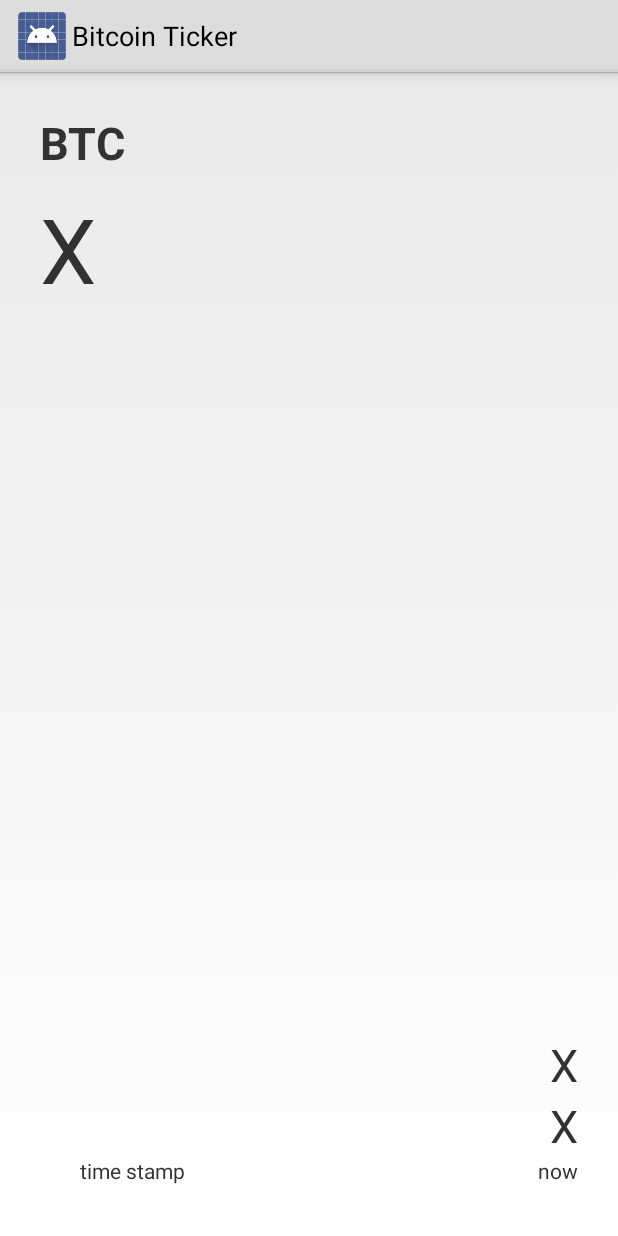
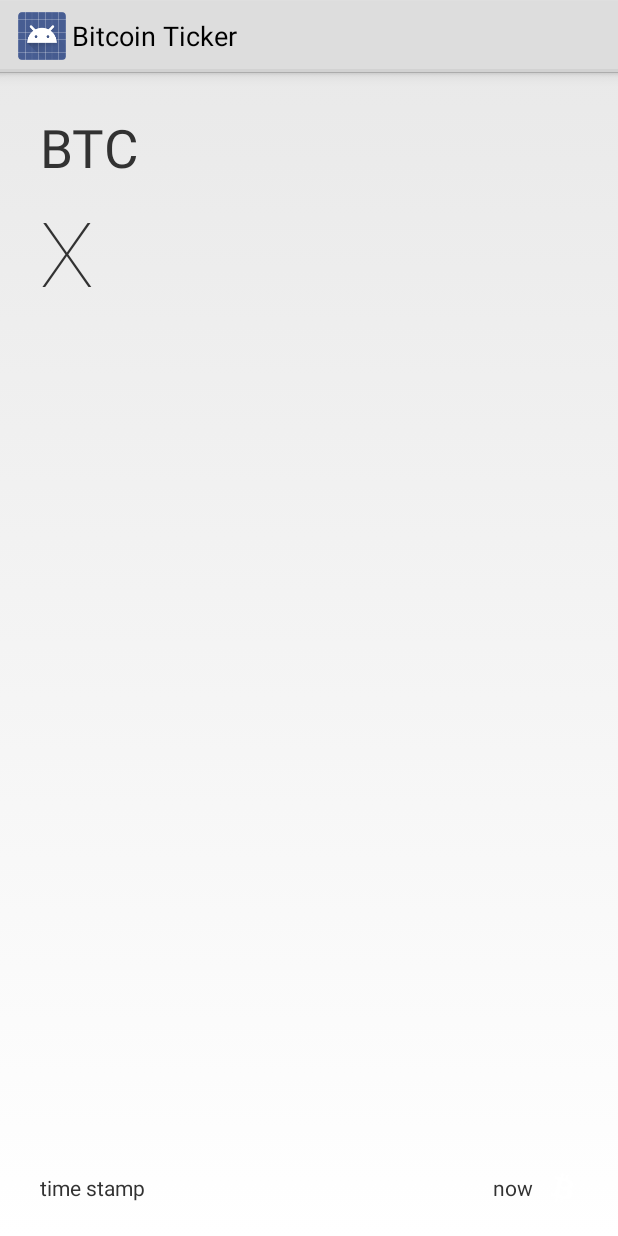
Before and after one commit to tajchert/GlassCryptoCurrency, an Android app: the layout live_card.xml on its own in the app's theme, with its tools: preview values and no code run, on a phone screen of 412 x 824 dp. Run offline under Robolectric (Android 15) with nearby library versions, the phone set to English and light mode, and no system bars.

Commit message:
Layout and menu item fix.

```diff
--- a/app/src/main/AndroidManifest.xml
+++ b/app/src/main/AndroidManifest.xml
@@ -9,6 +9,7 @@
         android:allowBackup="true"
         android:icon="@drawable/ic_launcher"
         android:label="@string/app_name"
+        android:name=".BitcoinTicker"
         android:theme="@style/AppTheme" >
         <service
             android:name="pl.tajchert.glass.bitcointicker.LiveCardService"
--- a/app/src/main/res/layout/live_card.xml
+++ b/app/src/main/res/layout/live_card.xml
@@ -1,35 +1,43 @@
-<RelativeLayout xmlns:android="http://schemas.android.com/apk/res/android"
+<?xml version="1.0" encoding="utf-8"?>
+<FrameLayout xmlns:android="http://schemas.android.com/apk/res/android"
     xmlns:tools="http://schemas.android.com/tools"
-    android:id="@+id/mainLayout"
+    android:id="@+id/mainlayout"
     android:layout_width="match_parent"
     android:layout_height="match_parent"
-    android:layout_gravity="center_horizontal"
-    android:gravity="center_horizontal"
-    android:padding="@dimen/card_margin"
-    tools:context=".LiveCardService">
+    tools:context=".LiveCardService"
+    >
 
-
+    <RelativeLayout
+        android:id="@+id/body_layout"
+        android:layout_width="match_parent"
+        android:layout_height="@dimen/glass_card_body_height"
+        android:layout_marginLeft="@dimen/glass_card_margin"
+        android:layout_marginTop="@dimen/glass_card_margin"
+        android:layout_marginRight="@dimen/glass_card_margin"
+        tools:ignore="UselessLeaf"
+        >
         <TextView
             android:id="@+id/cryptoName"
             android:layout_width="fill_parent"
             android:layout_height="wrap_content"
+            android:fontFamily="sans-serif-thin"
             android:gravity="left"
             android:text="BTC"
             android:textAllCaps="true"
-        android:textSize="30sp"
+            android:textSize="35sp"
             android:textStyle="bold" />
 
         <RelativeLayout
             android:layout_width="wrap_content"
             android:layout_height="wrap_content"
-        android:layout_above="@+id/footer"
             android:layout_below="@+id/cryptoName">
 
             <TextView
                 android:id="@+id/bottomPrice"
                 android:layout_width="wrap_content"
                 android:layout_height="wrap_content"
-            android:layout_marginTop="10dp"
+                android:layout_marginTop="5dp"
+                android:fontFamily="sans-serif-thin"
                 android:gravity="left"
                 android:text="X"
                 android:textSize="60sp" />
@@ -41,51 +49,66 @@
                 android:layout_above="@+id/textUpdate"
                 android:layout_alignParentRight="true"
                 android:layout_toRightOf="@+id/bottomPrice"
+                android:fontFamily="sans-serif-thin"
                 android:gravity="right"
-            android:text="X"
-            android:textSize="30sp" />
+                android:textSize="25sp" />
 
             <TextView
                 android:id="@+id/textUpdate"
                 android:layout_width="wrap_content"
                 android:layout_height="wrap_content"
-            android:layout_alignParentBottom="true"
+                android:layout_alignBottom="@+id/bottomPrice"
                 android:layout_alignParentRight="true"
+                android:layout_marginBottom="10dp"
                 android:layout_toRightOf="@+id/bottomPrice"
+                android:fontFamily="sans-serif-thin"
                 android:gravity="right"
-            android:text="X"
-            android:textSize="30sp" />
+                android:textSize="25sp" />
+        </RelativeLayout>
     </RelativeLayout>
 
-    <RelativeLayout
-        android:id="@+id/footer"
-        android:layout_width="fill_parent"
-        android:layout_height="40px"
-        android:layout_alignParentBottom="true"
-        android:gravity="center_vertical">
-
-        <ImageView
-            android:id="@+id/icon"
-            android:layout_width="40px"
-            android:layout_height="40px"
-            android:src="@drawable/ic_launcher_bitcoin" />
+    <LinearLayout
+        android:id="@+id/footer_container"
+        android:layout_width="match_parent"
+        android:layout_height="wrap_content"
+        android:layout_gravity="bottom|left"
+        android:layout_marginLeft="@dimen/glass_card_margin"
+        android:layout_marginBottom="@dimen/glass_card_footer_margin"
+        android:layout_marginRight="@dimen/glass_card_margin"
+        android:orientation="horizontal"
+        >
 
         <TextView
             android:id="@+id/timestamp"
-            android:layout_width="fill_parent"
-            android:layout_height="40px"
-            android:layout_toLeftOf="@+id/time"
-            android:layout_toRightOf="@+id/icon"
-            android:text="time stamp" />
+            android:layout_width="0dip"
+            android:layout_height="wrap_content"
+            android:layout_weight="1"
+            android:ellipsize="end"
+            android:singleLine="true"
+            android:text="time stamp"
+            android:textAppearance="?android:attr/textAppearanceSmall"
+            />
 
         <TextView
             android:id="@+id/time"
             android:layout_width="wrap_content"
-            android:layout_height="40px"
+            android:layout_height="wrap_content"
+            android:layout_marginLeft="@dimen/glass_card_margin"
+            android:ellipsize="end"
+            android:singleLine="true"
+            android:layout_marginRight="10dp"
+            android:gravity="bottom"
+            android:text="now"
+            android:textAppearance="?android:attr/textAppearanceSmall"
+            />
+        <ImageView
+            android:id="@+id/icon"
+            android:layout_width="30px"
+            android:layout_height="30px"
             android:layout_alignParentEnd="true"
-            android:text="now" />
-    </RelativeLayout>
+            android:src="@drawable/ic_launcher_bitcoin" />
 
+    </LinearLayout>
     <ImageView
         android:id="@+id/chart"
         android:layout_width="fill_parent"
@@ -113,11 +136,10 @@
         android:layout_width="fill_parent"
         android:layout_height="fill_parent"
         android:background="@android:color/background_dark"
+        android:fontFamily="sans-serif-thin"
         android:gravity="center"
         android:text="No Internet Connection."
         android:textSize="30sp"
-        android:textStyle="bold"
         android:visibility="invisible" />
 
-
-</RelativeLayout>
+</FrameLayout>
--- a/app/src/main/res/values/dimens.xml
+++ b/app/src/main/res/values/dimens.xml
@@ -1,4 +1,20 @@
 <resources>
     <!-- Default screen margins, per the Glass design guidelines. -->
     <dimen name="card_margin">40px</dimen>
+    <!-- The recommended margin for the top, left, and right edges of a card. -->
+    <dimen name="glass_card_margin">40px</dimen>
+
+    <!-- The recommended margin between the bottom of the card and the footer. This is
+         an adjusted value so that the baseline of the text in the footer sits 40px
+         from the bottom of the card, matching the other margins. -->
+    <dimen name="glass_card_footer_margin">33px</dimen>
+
+    <!-- The recommended margin for the left column of the two-column card. -->
+    <dimen name="glass_card_two_column_margin">30px</dimen>
+
+    <!-- The maximum height of the body content inside a card. -->
+    <dimen name="glass_card_body_height">240px</dimen>
+
+    <!-- The width of the left column in the two-column layout. -->
+    <dimen name="glass_card_left_column_width">240px</dimen>
 </resources>
--- a/app/src/main/res/values/strings.xml
+++ b/app/src/main/res/values/strings.xml
@@ -5,7 +5,7 @@
     <string name="title_activity_live_card_service">Bitcoin Ticker</string>
     <string name="action_stop">Exit</string>
     <string name="action_refresh">Refresh</string>
-    <string name="action_chart">Chart</string>
+    <string name="action_chart">View chart</string>
 
     <string name="additional_phase">Currency</string>
 </resources>
```
Also changed, not shown: app/src/main/java/pl/tajchert/glass/bitcointicker/BitcoinTicker.java (added, +35 -0 lines), app/src/main/java/pl/tajchert/glass/bitcointicker/LiveCardMenuActivity.java (+14 -10 lines), app/src/main/java/pl/tajchert/glass/bitcointicker/LiveCardService.java (+3 -4 lines). Lines whose indentation alone changed are shown as unchanged.
